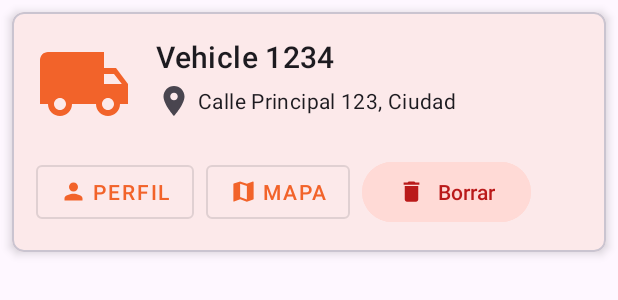
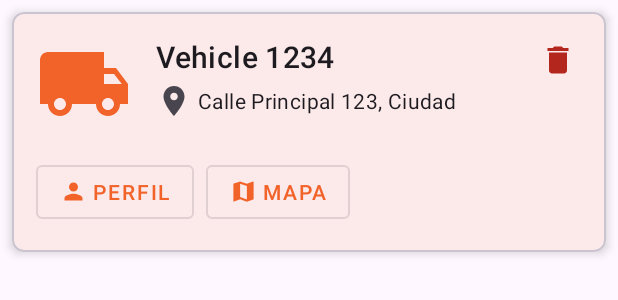
Before and after one commit to gitfrandu4/geofleet, an Android app built with Jetpack Compose: the layout item_vehicle.xml on its own in the app's theme, with its tools: preview values and no code run, on a phone screen of 412 x 824 dp. Shown: the top 300 px of the screen. Run offline under Robolectric (Android 15) with nearby library versions, the phone set to English and light mode, and no system bars; network calls fail.

Commit message:
Refactorizar adaptador de vehículos y eliminar vehículo al hacer clic en el botón de eliminar

```diff
--- a/app/src/main/java/com/example/geofleet/ui/adapter/VehicleAdapter.kt
+++ b/app/src/main/java/com/example/geofleet/ui/adapter/VehicleAdapter.kt
@@ -76,6 +76,12 @@ class VehicleAdapter(
                     .delete()
                     .addOnSuccessListener {
                         Log.d(TAG, "✅ Vehicle deleted successfully: ${vehicle.id}")
+                        val currentList = currentList.toMutableList()
+                        val position = currentList.indexOfFirst { it.id == vehicle.id }
+                        if (position != -1) {
+                            currentList.removeAt(position)
+                            submitList(currentList)
+                        }
                         Snackbar.make(
                                         binding.root,
                                         binding.root.context.getString(
--- a/app/src/main/res/layout/item_vehicle.xml
+++ b/app/src/main/res/layout/item_vehicle.xml
@@ -28,9 +28,9 @@
             android:layout_width="0dp"
             android:layout_height="wrap_content"
             android:layout_marginStart="16dp"
-            android:layout_marginEnd="16dp"
+            android:layout_marginEnd="8dp"
             android:textAppearance="?attr/textAppearanceHeadline6"
-            app:layout_constraintEnd_toEndOf="parent"
+            app:layout_constraintEnd_toStartOf="@+id/deleteButton"
             app:layout_constraintStart_toEndOf="@id/vehicleImage"
             app:layout_constraintTop_toTopOf="@id/vehicleImage"
             tools:text="Vehicle 1234" />
@@ -71,19 +71,17 @@
             app:layout_constraintStart_toEndOf="@id/profileButton"
             app:layout_constraintTop_toTopOf="@id/profileButton" />
 
-        <com.google.android.material.button.MaterialButton
+        <ImageButton
             android:id="@+id/deleteButton"
-            android:layout_width="wrap_content"
-            android:layout_height="wrap_content"
-            android:layout_marginStart="8dp"
-            android:text="@string/delete"
-            app:icon="@drawable/ic_delete"
-            style="@style/Widget.Material3.Button.TonalButton"
-            android:backgroundTint="@color/error_container"
-            android:textColor="@color/error"
-            app:iconTint="@color/error"
-            app:layout_constraintStart_toEndOf="@id/mapButton"
-            app:layout_constraintTop_toTopOf="@id/mapButton" />
+            android:layout_width="32dp"
+            android:layout_height="32dp"
+            android:background="?attr/selectableItemBackgroundBorderless"
+            android:contentDescription="@string/delete_vehicle"
+            android:padding="4dp"
+            android:src="@drawable/ic_delete"
+            app:layout_constraintEnd_toEndOf="parent"
+            app:layout_constraintTop_toTopOf="parent"
+            app:tint="?attr/colorError" />
 
     </androidx.constraintlayout.widget.ConstraintLayout>
 
```
Also changed, not shown: app/src/main/java/com/example/geofleet/ui/fleet/VehicleAdapter.kt (+79 -15 lines).
